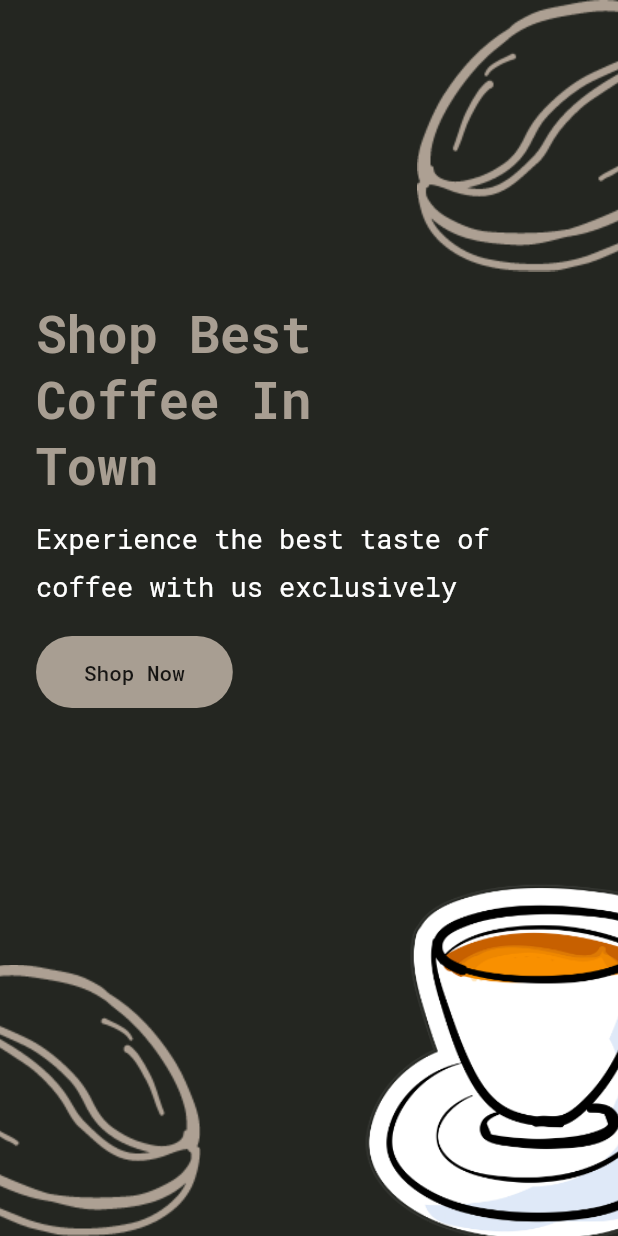
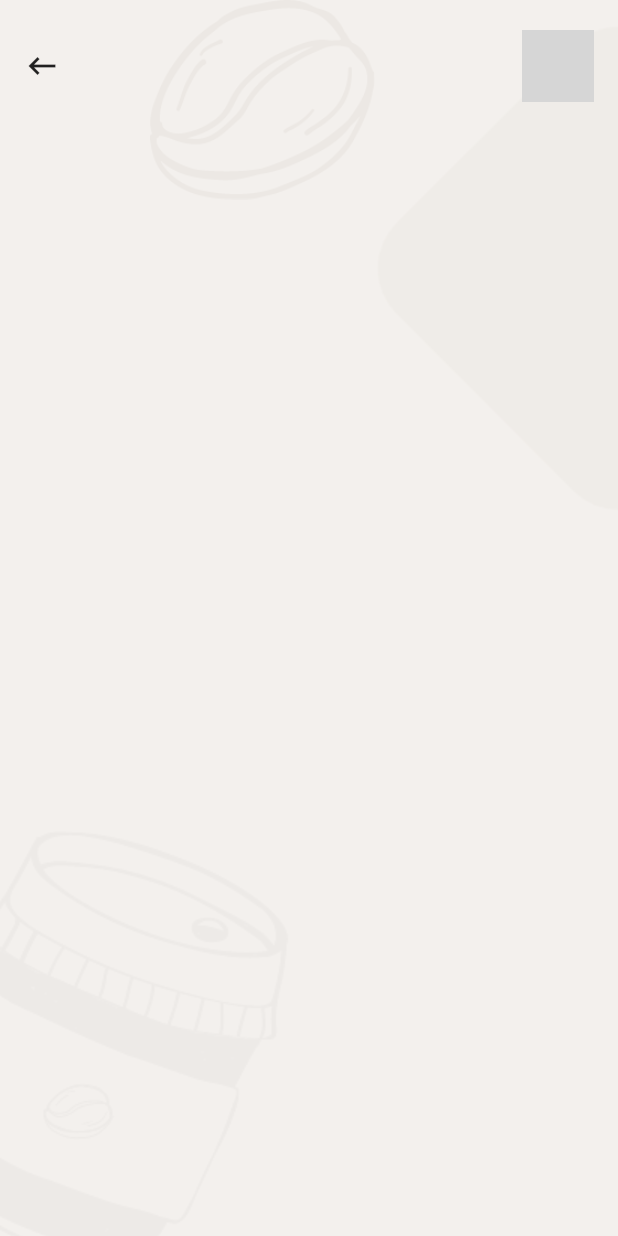
Before and after one commit to olayemii/coffee-store-ui, a Flutter app: the screen it shows after launch, after a tap on "Shop Now", on a phone screen of 412 x 824 dp. Run offline on Flutter 3.47's test engine with Material 2 defaults, Android fonts, the phone set to English and light mode, and no system bars; our stand-ins replace badges, flutter_icons, flutter_screenutil, google_fonts; statements that could not run were skipped; grey boxes are pictures that could not be loaded.

Commit message:
add badge

```diff
--- a/lib/main.dart
+++ b/lib/main.dart
@@ -1,4 +1,5 @@
 import 'package:coffee_store_ui/pages/landing_page.dart';
+import 'package:coffee_store_ui/pages/shop_page.dart';
 import 'package:coffee_store_ui/utils/constants.dart';
 import 'package:flutter/material.dart';
 import 'package:flutter_screenutil/flutter_screenutil.dart';
@@ -35,6 +36,10 @@ Route<dynamic> _onGenerateRoute(RouteSettings settings) {
       return MaterialPageRoute(builder: (BuildContext context) {
         return LandingPage();
       });
+    case "/shop":
+      return MaterialPageRoute(builder: (BuildContext context) {
+        return ShopPage();
+      });
     default:
       return MaterialPageRoute(builder: (BuildContext context) {
         return LandingPage();
--- a/lib/pages/landing_page.dart
+++ b/lib/pages/landing_page.dart
@@ -1,4 +1,5 @@
 import 'package:coffee_store_ui/utils/constants.dart';
+import 'package:coffee_store_ui/utils/helpers.dart';
 import 'package:flutter/material.dart';
 
 class LandingPage extends StatelessWidget {
@@ -68,7 +69,9 @@ class LandingPage extends StatelessWidget {
                       height: 48.0,
                       child: FlatButton(
                         padding: EdgeInsets.symmetric(horizontal: 32.0),
-                        onPressed: () {},
+                        onPressed: () {
+                          nextScreen(context, "/shop");
+                        },
                         shape: RoundedRectangleBorder(
                           borderRadius: BorderRadius.circular(28.0),
                         ),
--- a/lib/pages/shop_page.dart
+++ b/lib/pages/shop_page.dart
@@ -0,0 +1,66 @@
+import 'package:badges/badges.dart';
+import 'package:coffee_store_ui/utils/constants.dart';
+import 'package:flutter/material.dart';
+import 'package:flutter_icons/flutter_icons.dart';
+
+class ShopPage extends StatelessWidget {
+  @override
+  Widget build(BuildContext context) {
+    return Scaffold(
+      body: Container(
+        child: Stack(
+          children: [
+            Positioned(
+              top: 0.0,
+              left: 100.0,
+              child: Opacity(
+                opacity: 0.1,
+                child: Image.asset(
+                  "assets/images/coffee2.png",
+                  width: 150.0,
+                ),
+              ),
+            ),
+            Positioned(
+              top: 0.0,
+              right: -180.0,
+              child: Image.asset(
+                "assets/images/square.png",
+              ),
+            ),
+            Positioned(
+              left: -70.0,
+              bottom: -40.0,
+              child: Image.asset(
+                "assets/images/drum.png",
+              ),
+            ),
+            SafeArea(
+              child: Container(
+                padding: EdgeInsets.symmetric(
+                  horizontal: 16.0,
+                  vertical: 20.0,
+                ),
+                child: Column(
+                  children: [
+                    Row(
+                      mainAxisAlignment: MainAxisAlignment.spaceBetween,
+                      children: [
+                        Icon(
+                          FlutterIcons.keyboard_backspace_mdi,
+                        ),
+                        Badge(Icon(
+                          FlutterIcons.bag_sli,
+                        )),
+                      ],
+                    )
+                  ],
+                ),
+              ),
+            )
+          ],
+        ),
+      ),
+    );
+  }
+}
--- /dev/null
+++ b/lib/utils/helpers.dart
@@ -0,0 +1,5 @@
+import 'package:flutter/material.dart';
+
+void nextScreen(BuildContext context, String route) {
+  Navigator.of(context).pushNamed(route);
+}
--- a/pubspec.yaml
+++ b/pubspec.yaml
@@ -26,6 +26,8 @@ dependencies:
   flutter_screenutil: ^4.0.2+3
   google_fonts: ^1.1.1
   flutter_icons: ^1.1.0
+  badges: ^1.1.6
+
   # The following adds the Cupertino Icons font to your application.
   # Use with the CupertinoIcons class for iOS style icons.
   cupertino_icons: ^1.0.0
```
Also changed, not shown: assets/images/drum.png (added), assets/images/square.png (added), pubspec.lock, 3 other files.
